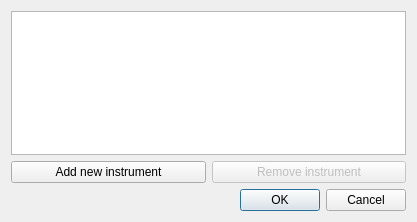
This is res/ui/editInstrumentsDialog.ui in Cardiff-CHFE/InstrumentControl as Qt 5 draws it before an edit. The edited form follows.
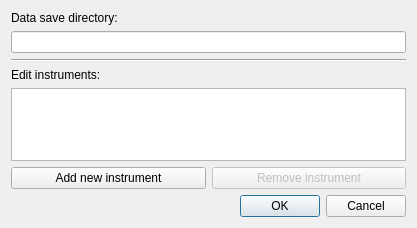
This is the edited form.

What changed in the file:
```diff
--- a/res/ui/editInstrumentsDialog.ui
+++ b/res/ui/editInstrumentsDialog.ui
@@ -7,13 +7,41 @@
     <x>0</x>
     <y>0</y>
     <width>417</width>
-    <height>222</height>
+    <height>228</height>
    </rect>
   </property>
   <property name="windowTitle">
    <string>Instrument selection</string>
   </property>
   <layout class="QVBoxLayout" name="verticalLayout">
+   <item>
+    <widget class="QLabel" name="label">
+     <property name="text">
+      <string>Data save directory:</string>
+     </property>
+    </widget>
+   </item>
+   <item>
+    <widget class="QLineEdit" name="datadir">
+     <property name="cursor">
+      <cursorShape>IBeamCursor</cursorShape>
+     </property>
+    </widget>
+   </item>
+   <item>
+    <widget class="Line" name="line">
+     <property name="orientation">
+      <enum>Qt::Horizontal</enum>
+     </property>
+    </widget>
+   </item>
+   <item>
+    <widget class="QLabel" name="label_2">
+     <property name="text">
+      <string>Edit instruments:</string>
+     </property>
+    </widget>
+   </item>
    <item>
     <layout class="QHBoxLayout" name="horizontalLayout" stretch="0">
      <item>
```
Left out of the diff: 2 changed lines with no effect on the pictures.
